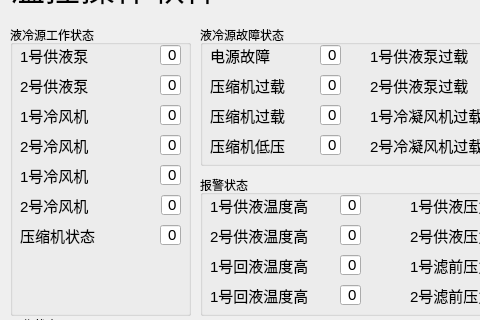
Old version of the form mainwindow.ui in the repository KingfisherTao/TemperatureControl; both pictures show x 0 to 480 and y 88 to 408 of the 1046 by 614 pixel window.
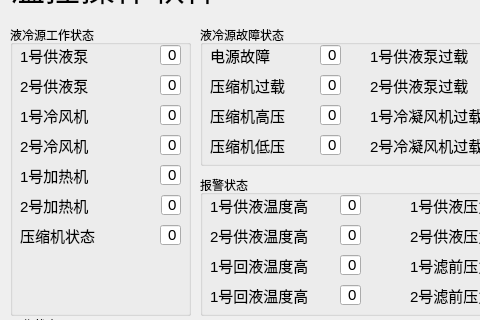
New version of the form. Icons and pictures are not drawn.

Patch:
```diff
--- a/mainwindow.ui
+++ b/mainwindow.ui
@@ -1044,7 +1044,7 @@
       </font>
      </property>
      <property name="text">
-      <string>2号冷风机</string>
+      <string>2号加热机</string>
      </property>
     </widget>
     <widget class="QLabel" name="Lab_SW6">
@@ -1062,7 +1062,7 @@
       </font>
      </property>
      <property name="text">
-      <string>1号冷风机</string>
+      <string>1号加热机</string>
      </property>
     </widget>
    </widget>
@@ -1192,7 +1192,7 @@
       </font>
      </property>
      <property name="text">
-      <string>压缩机过载</string>
+      <string>压缩机高压</string>
      </property>
     </widget>
     <widget class="QLineEdit" name="LE_Error4">
```
Left out of the diff: 2 changed lines with no effect on the pictures.
